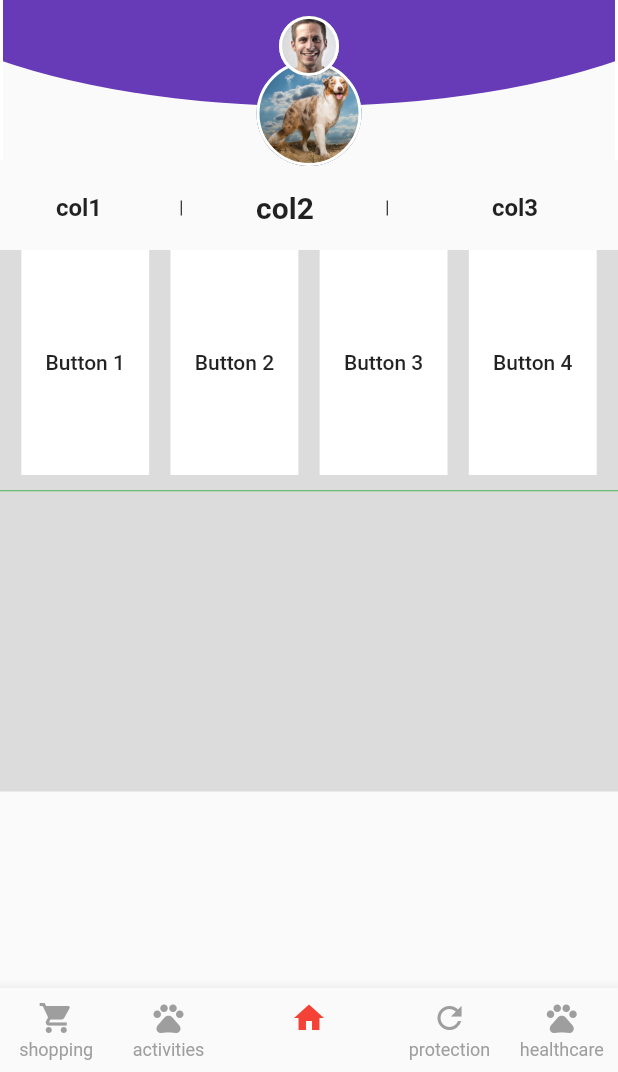
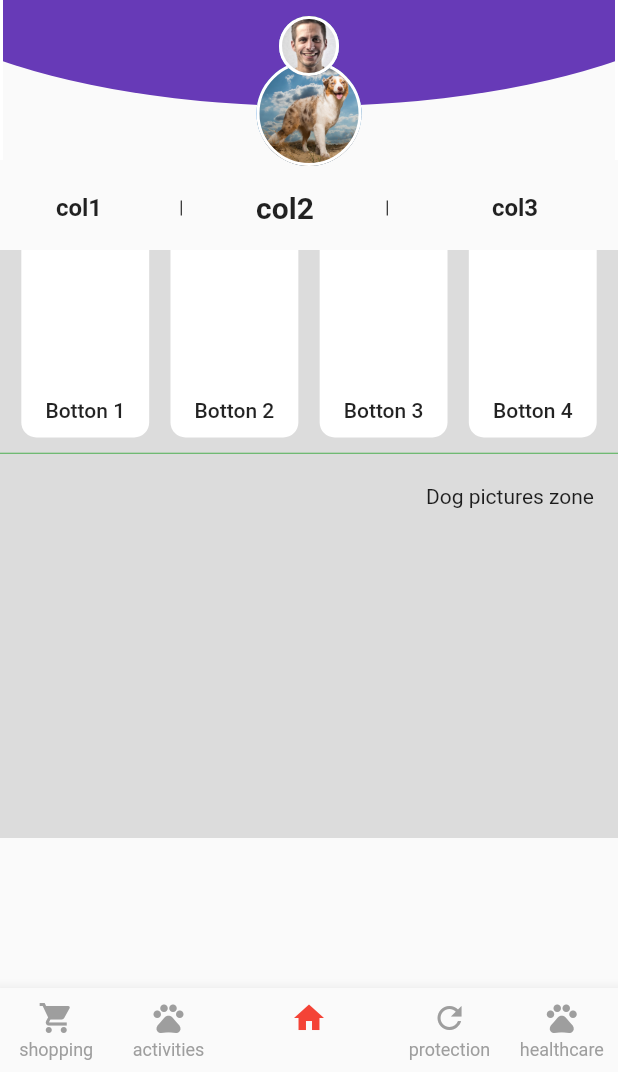
Before and after one commit to AndreyMokryj/flutter_ui_test, a Flutter app: the screen it shows after launch, on a phone screen of 412 x 824 dp, the part 164-1236 px from its top. Run offline on Flutter 3.47's test engine with Material 2 defaults, Android fonts, the phone set to English and light mode, and no system bars.

Commit message:
4 buttons style complete

```diff
--- a/lib/home.dart
+++ b/lib/home.dart
@@ -2,6 +2,7 @@ import 'package:flutter/material.dart';
 import 'package:flutter_ui_test/helpers.dart';
 
 class HomePage extends StatelessWidget {
+  final buttonHeight = 125.0;
 
   @override
   Widget build(BuildContext context) {
@@ -173,28 +174,39 @@ class HomePage extends StatelessWidget {
               ],
             ),
 
-// Dog pictures zone
             Container(
-//              height: 300,
               color: Colors.black12,
               child: SingleChildScrollView(
                 child: Column(
                   children: <Widget>[
+
+// Buttons
                     Row(
                       children: <Widget>[
                         Expanded(
                           child: SizedBox(
-                            height: 150,
+                            height: buttonHeight,
                           ),
                           flex: 1,
                         ),
                         Expanded(
                           flex: 6,
                           child: Container(
-                            color: Colors.white,
-                            height: 150,
+                            decoration: BoxDecoration(
+                              borderRadius: BorderRadius.only(
+                                bottomLeft: Radius.circular(10),
+                                bottomRight: Radius.circular(10),
+                              ),
+                              color: Colors.white,
+                            ),
+                            //color: Colors.white,
+                            height: buttonHeight,
                             child: FlatButton(
-                              child: Text("Button 1"),
+                              padding: EdgeInsets.all(10),
+                              child: Align(
+                                alignment: Alignment.bottomCenter,
+                                child: Text('Botton 1'),
+                              ),
                               onPressed: () async{
                                 await confirmDialog(
                                     context,
@@ -207,17 +219,20 @@ class HomePage extends StatelessWidget {
                         ),
                         Expanded(
                           child: SizedBox(
-                            height: 150,
+                            height: buttonHeight,
                           ),
                           flex: 1,
                         ),
                         Expanded(
                           flex: 6,
                           child: Container(
-                            color: Colors.white,
-                            height: 150,
+                            height: buttonHeight,
                             child: FlatButton(
-                              child: Text("Button 2"),
+                              padding: EdgeInsets.all(10),
+                              child: Align(
+                                alignment: Alignment.bottomCenter,
+                                child: Text('Botton 2'),
+                              ),
                               onPressed: () async{
                                 await confirmDialog(
                                     context,
@@ -226,21 +241,31 @@ class HomePage extends StatelessWidget {
                                 );
                               },
                             ),
+                            decoration: BoxDecoration(
+                              borderRadius: BorderRadius.only(
+                                bottomLeft: Radius.circular(10),
+                                bottomRight: Radius.circular(10),
+                              ),
+                              color: Colors.white,
+                            ),
                           ),
                         ),
                         Expanded(
                           child: SizedBox(
-                            height: 150,
+                            height: buttonHeight,
                           ),
                           flex: 1,
                         ),
                         Expanded(
                           flex: 6,
                           child: Container(
-                            color: Colors.white,
-                            height: 150,
+                            height: buttonHeight,
                             child: FlatButton(
-                              child: Text("Button 3"),
+                              padding: EdgeInsets.all(10),
+                              child: Align(
+                                alignment: Alignment.bottomCenter,
+                                child: Text('Botton 3'),
+                              ),
                               onPressed: () async{
                                 await confirmDialog(
                                     context,
@@ -249,21 +274,31 @@ class HomePage extends StatelessWidget {
                                 );
                               },
                             ),
+                            decoration: BoxDecoration(
+                              borderRadius: BorderRadius.only(
+                                bottomLeft: Radius.circular(10),
+                                bottomRight: Radius.circular(10),
+                              ),
+                              color: Colors.white,
+                            ),
                           ),
                         ),
                         Expanded(
                           child: SizedBox(
-                            height: 150,
+                            height: buttonHeight,
                           ),
                           flex: 1,
                         ),
                         Expanded(
                           flex: 6,
                           child: Container(
-                            color: Colors.white,
-                            height: 150,
+                            height: buttonHeight,
                             child: FlatButton(
-                              child: Text("Button 4"),
+                              padding: EdgeInsets.all(10),
+                              child: Align(
+                                alignment: Alignment.bottomCenter,
+                                child: Text('Botton 4'),
+                              ),
                               onPressed: () async{
                                 await confirmDialog(
                                     context,
@@ -272,11 +307,18 @@ class HomePage extends StatelessWidget {
                                 );
                               },
                             ),
+                            decoration: BoxDecoration(
+                              borderRadius: BorderRadius.only(
+                                bottomLeft: Radius.circular(10),
+                                bottomRight: Radius.circular(10),
+                              ),
+                              color: Colors.white,
+                            ),
                           ),
                         ),
                         Expanded(
                           child: SizedBox(
-                            height: 150,
+                            height: buttonHeight,
                           ),
                           flex: 1,
                         ),
@@ -288,6 +330,11 @@ class HomePage extends StatelessWidget {
                     Divider(
                       color: Colors.green,
                       height: 1,
+                    ),
+
+// Dog pictures zone
+                    ListTile(
+                      trailing: Text("Dog pictures zone"),
                     ),
                     SizedBox(
                       height: 200,
```
